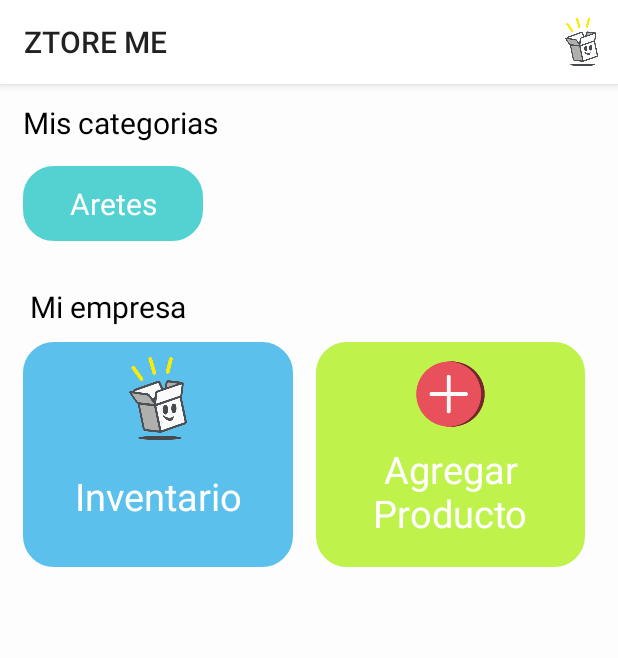
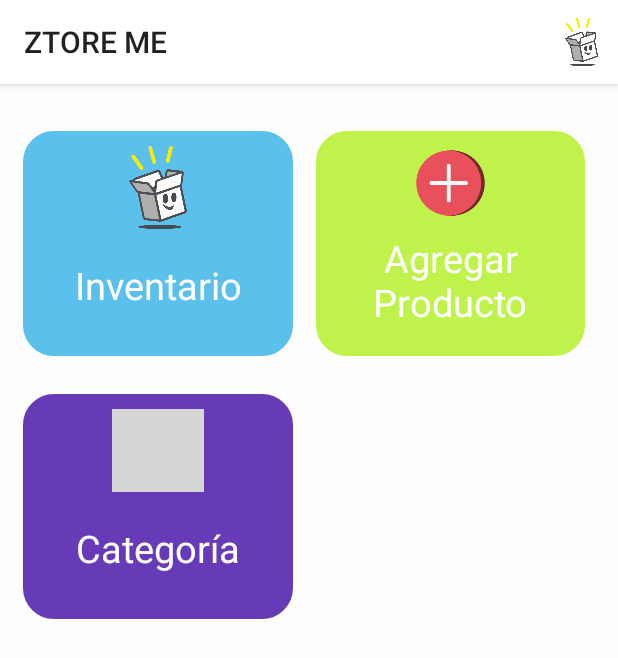
Before and after one commit to SPEKTRE115/ZTOREME_1, an Android app: the screen it shows after launch (MainActivity), on a phone screen of 412 x 824 dp. Shown: the top 658 px of the screen. Run offline under Robolectric (Android 15) with nearby library versions, the phone set to English and light mode, and no system bars; grey boxes are pictures that could not be loaded.

Commit message:
Agregar categorias (Interfaz y Activity)

```diff
--- a/app/src/main/java/com/example/ztoreme_1/Categoria.kt
+++ b/app/src/main/java/com/example/ztoreme_1/Categoria.kt
@@ -1,6 +1,8 @@
 package com.example.ztoreme_1
 
-class Categoria {
+import java.io.Serializable
+
+class Categoria : Serializable {
 
     var idCategoria : Int = 0
     var nombreCategoria : String = ""
--- a/app/src/main/java/com/example/ztoreme_1/MainActivity.kt
+++ b/app/src/main/java/com/example/ztoreme_1/MainActivity.kt
@@ -41,6 +41,18 @@ class MainActivity : AppCompatActivity() {
             startActivity(intento1)
         }
 
+        val click_3 = findViewById(R.id.seccion3) as TextView
+        click_3.setOnClickListener {
+            val intento1 = Intent(this, ActivityAgregarCategoria::class.java)
+            startActivity(intento1)
+        }
+
+        val click_3_1 = findViewById(R.id.imagen_categoria) as ImageView
+        click_3_1.setOnClickListener {
+            val intento1 = Intent(this, ActivityAgregarCategoria::class.java)
+            startActivity(intento1)
+        }
+
     }
 
     override fun onCreateOptionsMenu(menu: Menu): Boolean {
--- a/app/src/main/java/com/example/ztoreme_1/basedatos/ConexionBD.kt
+++ b/app/src/main/java/com/example/ztoreme_1/basedatos/ConexionBD.kt
@@ -119,6 +119,9 @@ class DataBaseHandler(context : Context) : SQLiteOpenHelper(context, DATABASE_NA
         return lista
     }
 
+
+
+
     fun borrarProducto(nombre : String){
         val db = this.writableDatabase
         //db.execSQL("DELETE FROM PRODUCTOS WHERE NOMBRE="+nombre)
--- a/app/src/main/res/layout/activity_main.xml
+++ b/app/src/main/res/layout/activity_main.xml
@@ -36,48 +36,12 @@
 
         <LinearLayout
             android:layout_width="match_parent"
-            android:layout_height="58dp"
-            android:orientation="horizontal"
-            ></LinearLayout>
-
-        <TextView
-            android:layout_width="wrap_content"
-            android:layout_height="wrap_content"
-            android:text="Mis categorias"
-            android:textColor="#000"
-            android:textSize="20dp"
-            android:layout_marginLeft="15dp"
-            android:paddingBottom="10dp"
-            android:paddingTop="10dp"/>
-
-        <TextView
-            android:layout_width="120dp"
-            android:layout_height="50dp"
-            android:layout_marginBottom="20dp"
-            android:layout_marginTop="5dp"
-            android:layout_marginLeft="15dp"
-            android:background="@drawable/style_border_edit_text"
-            android:backgroundTint="#54D2D2"
-            android:gravity="center_horizontal|center_vertical"
-            android:textSize="20dp"
-            android:text="Aretes"
-            android:textColor="#fff"
-
-            />
-
-        <TextView
-            android:layout_width="wrap_content"
-            android:layout_height="wrap_content"
-            android:text="Mi empresa"
-            android:layout_marginLeft="20dp"
-            android:textColor="#000"
-            android:textSize="20dp"
-            android:paddingTop="10dp"
-            android:paddingBottom="10dp"/>
+            android:layout_height="87dp"
+            android:orientation="horizontal"></LinearLayout>
 
         <LinearLayout
             android:layout_width="match_parent"
-            android:layout_height="wrap_content"
+            android:layout_height="175dp"
             android:orientation="horizontal"
 
             >
@@ -85,19 +49,18 @@
             <LinearLayout
                 android:layout_width="180dp"
                 android:layout_height="150dp"
+                android:layout_marginLeft="15dp"
+                android:background="@drawable/style_border_edit_text"
+                android:backgroundTint="#5BC0EB"
                 android:gravity="center_horizontal|center_vertical"
-                android:background="@drawable/style_border_edit_text"
-                android:layout_marginLeft="15dp"
-                android:orientation="vertical"
-                android:backgroundTint="#5BC0EB">
+                android:orientation="vertical">
 
                 <ImageView
                     android:id="@+id/imagen_inventario"
                     android:layout_width="61dp"
                     android:layout_height="match_parent"
                     android:layout_weight="1"
-                    app:srcCompat="@drawable/logo_ztore"
-                    />
+                    app:srcCompat="@drawable/logo_ztore" />
 
                 <TextView
                     android:id="@+id/seccion1"
@@ -115,9 +78,9 @@
                 android:layout_height="150dp"
                 android:layout_marginLeft="15dp"
                 android:background="@drawable/style_border_edit_text"
+                android:backgroundTint="#BFF34B"
                 android:gravity="center_horizontal|center_vertical"
-                android:orientation="vertical"
-                android:backgroundTint="#BFF34B">
+                android:orientation="vertical">
 
                 <ImageView
                     android:id="@+id/imagen_agregar"
@@ -134,8 +97,40 @@
                     android:gravity="center_horizontal|center_vertical"
                     android:text="Agregar Producto"
                     android:textColor="#fff"
-                    android:textSize="25dp"
-                    />
+                    android:textSize="25dp" />
+            </LinearLayout>
+        </LinearLayout>
+
+        <LinearLayout
+            android:layout_width="match_parent"
+            android:layout_height="175dp"
+            android:orientation="horizontal">
+
+            <LinearLayout
+                android:layout_width="180dp"
+                android:layout_height="150dp"
+                android:layout_marginLeft="15dp"
+                android:background="@drawable/style_border_edit_text"
+                android:backgroundTint="#673AB7"
+                android:gravity="center_horizontal|center_vertical"
+                android:orientation="vertical">
+
+                <ImageView
+                    android:id="@+id/imagen_categoria"
+                    android:layout_width="61dp"
+                    android:layout_height="match_parent"
+                    android:layout_weight="1"
+                    app:srcCompat="@drawable/categorias" />
+
+                <TextView
+                    android:id="@+id/seccion3"
+                    android:layout_width="300dp"
+                    android:layout_height="150dp"
+                    android:layout_weight="1"
+                    android:gravity="center_horizontal|center_vertical"
+                    android:text="Categoría"
+                    android:textColor="#fff"
+                    android:textSize="25dp" />
             </LinearLayout>
         </LinearLayout>
     </LinearLayout>
--- a/app/src/main/res/layout/activity_mis_productos.xml
+++ b/app/src/main/res/layout/activity_mis_productos.xml
@@ -32,7 +32,7 @@
 
             <ImageView
                 android:id="@+id/imageView"
-                android:layout_width="103dp"
+                android:layout_width="108dp"
                 android:layout_height="match_parent"
                 android:background="#FFFFFF"
                 app:srcCompat="@drawable/logo_ztore" />
```
Also changed, not shown: app/src/main/AndroidManifest.xml (+7 -3 lines), app/src/main/java/com/example/ztoreme_1/ActivityAgregarCategoria.kt (added, +113 -0 lines), app/src/main/res/layout/activity_agregar_categoria.xml (added, +133 -0 lines).
